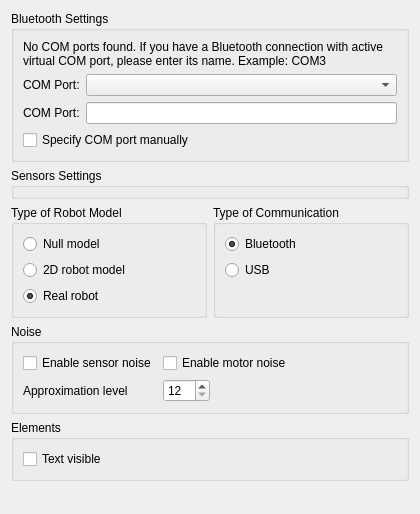
The window that plugins/robots/robotsInterpreter/robotSettingsPage.ui (qreal/qreal) describes before a commit, drawn with Qt 5.
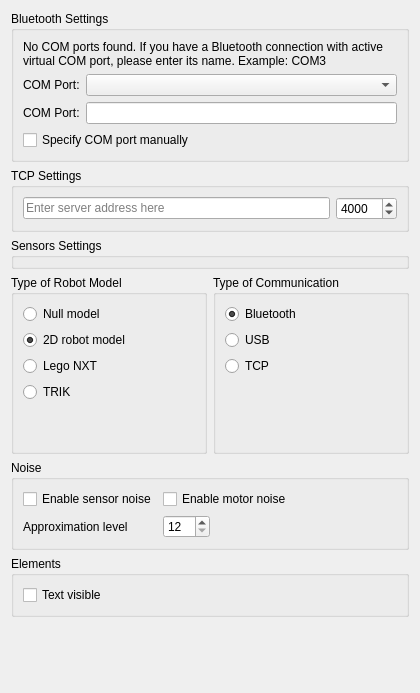
The same window after the commit.

Commit message: Infrastructure for TRIK constructor support (no TRIK model implemented yet)

Patch:
```diff
--- a/plugins/robots/robotsInterpreter/robotSettingsPage.ui
+++ b/plugins/robots/robotsInterpreter/robotSettingsPage.ui
@@ -7,10 +7,69 @@
     <x>0</x>
     <y>0</y>
     <width>420</width>
-    <height>514</height>
+    <height>693</height>
    </rect>
   </property>
   <layout class="QGridLayout" name="gridLayout">
+   <item row="3" column="0">
+    <widget class="QGroupBox" name="robotModelGroupBox">
+     <property name="title">
+      <string>Type of Robot Model</string>
+     </property>
+     <layout class="QVBoxLayout" name="verticalLayout_2">
+      <item>
+       <widget class="QRadioButton" name="nullModelRadioButton">
+        <property name="text">
+         <string>Null model</string>
+        </property>
+       </widget>
+      </item>
+      <item>
+       <widget class="QRadioButton" name="d2ModelRadioButton">
+        <property name="text">
+         <string>2D robot model</string>
+        </property>
+        <property name="checked">
+         <bool>true</bool>
+        </property>
+       </widget>
+      </item>
+      <item>
+       <widget class="QRadioButton" name="nxtModelRadioButton">
+        <property name="text">
+         <string>Lego NXT</string>
+        </property>
+        <property name="checked">
+         <bool>false</bool>
+        </property>
+       </widget>
+      </item>
+      <item>
+       <widget class="QRadioButton" name="trikModelRadioButton">
+        <property name="text">
+         <string>TRIK</string>
+        </property>
+        <property name="checked">
+         <bool>false</bool>
+        </property>
+       </widget>
+      </item>
+      <item>
+       <spacer name="verticalSpacer_2">
+        <property name="orientation">
+         <enum>Qt::Vertical</enum>
+        </property>
+        <property name="sizeHint" stdset="0">
+         <size>
+          <width>20</width>
+          <height>40</height>
+         </size>
+        </property>
+       </spacer>
+      </item>
+     </layout>
+    </widget>
+   </item>
    <item row="0" column="0" colspan="2">
     <widget class="QGroupBox" name="bluetoothSettingsGroupBox">
      <property name="title">
@@ -57,43 +116,7 @@
      </layout>
     </widget>
    </item>
-   <item row="2" column="0">
-    <widget class="QGroupBox" name="robotModelGroupBox">
-     <property name="title">
-      <string>Type of Robot Model</string>
-     </property>
-     <layout class="QFormLayout" name="formLayout_4">
-      <property name="fieldGrowthPolicy">
-       <enum>QFormLayout::AllNonFixedFieldsGrow</enum>
-      </property>
-      <item row="0" column="0">
-       <widget class="QRadioButton" name="nullModelRadioButton">
-        <property name="text">
-         <string>Null model</string>
-        </property>
-       </widget>
-      </item>
-      <item row="1" column="0">
-       <widget class="QRadioButton" name="d2ModelRadioButton">
-        <property name="text">
-         <string>2D robot model</string>
-        </property>
-       </widget>
-      </item>
-      <item row="2" column="0">
-       <widget class="QRadioButton" name="realModelRadioButton">
-        <property name="text">
-         <string>Real robot</string>
-        </property>
-        <property name="checked">
-         <bool>true</bool>
-        </property>
-       </widget>
-      </item>
-     </layout>
-    </widget>
-   </item>
-   <item row="2" column="1">
+   <item row="3" column="1">
     <widget class="QGroupBox" name="communicationTypeGroupBox">
      <property name="title">
       <string>Type of Communication</string>
@@ -119,17 +142,17 @@
         </property>
        </widget>
       </item>
+      <item row="2" column="0">
+       <widget class="QRadioButton" name="tcpRadioButton">
+        <property name="text">
+         <string>TCP</string>
+        </property>
+       </widget>
+      </item>
      </layout>
     </widget>
    </item>
-   <item row="1" column="0" colspan="2">
-    <widget class="QGroupBox" name="sensorsSettingsGroupBox">
-     <property name="title">
-      <string>Sensors Settings</string>
-     </property>
-    </widget>
-   </item>
-   <item row="7" column="0" colspan="2">
+   <item row="8" column="0" colspan="2">
     <spacer name="verticalSpacer">
      <property name="orientation">
       <enum>Qt::Vertical</enum>
@@ -142,7 +165,14 @@
      </property>
     </spacer>
    </item>
-   <item row="5" column="0" colspan="2">
+   <item row="2" column="0" colspan="2">
+    <widget class="QGroupBox" name="sensorsSettingsGroupBox">
+     <property name="title">
+      <string>Sensors Settings</string>
+     </property>
+    </widget>
+   </item>
+   <item row="6" column="0" colspan="2">
     <widget class="QGroupBox" name="elementsGroupBox">
      <property name="title">
       <string>Elements</string>
@@ -158,6 +188,47 @@
      </layout>
     </widget>
    </item>
+   <item row="1" column="0" colspan="2">
+    <widget class="QGroupBox" name="tcpSettingsGroupBox">
+     <property name="title">
+      <string>TCP Settings</string>
+     </property>
+     <layout class="QHBoxLayout" name="horizontalLayout">
+      <item>
+       <widget class="QLineEdit" name="tcpServerLineEdit">
+        <property name="placeholderText">
+         <string>Enter server address here</string>
+        </property>
+       </widget>
+      </item>
+      <item>
+       <widget class="QSpinBox" name="tcpPortSpinBox">
+        <property name="sizePolicy">
+         <sizepolicy hsizetype="Minimum" vsizetype="Fixed">
+          <horstretch>0</horstretch>
+          <verstretch>0</verstretch>
+         </sizepolicy>
+        </property>
+        <property name="minimumSize">
+         <size>
+          <width>60</width>
+          <height>0</height>
+         </size>
+        </property>
+        <property name="accelerated">
+         <bool>true</bool>
+        </property>
+        <property name="maximum">
+         <number>65535</number>
+        </property>
+        <property name="value">
+         <number>4000</number>
+        </property>
+       </widget>
+      </item>
+     </layout>
+    </widget>
+   </item>
    <item row="4" column="0" colspan="2">
     <widget class="QGroupBox" name="noiseSensorsGroupBox">
      <property name="title">
```
Left out of the diff: 11 changed lines with no effect on the pictures. The commit also changes 18 other files.
